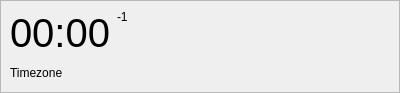
This is application/worldclock/worldclockwidget.ui in theCheeseboard/the24 as Qt 5 draws it before an edit. The edited form follows.
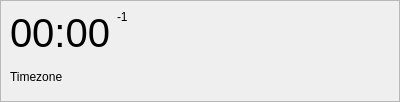
This is the edited form. Custom widgets are drawn as their Qt base class.

```diff
--- a/application/worldclock/worldclockwidget.ui
+++ b/application/worldclock/worldclockwidget.ui
@@ -7,7 +7,7 @@
     <x>0</x>
     <y>0</y>
     <width>400</width>
-    <height>93</height>
+    <height>102</height>
    </rect>
   </property>
   <property name="windowTitle">
@@ -57,7 +57,7 @@
           <item>
            <widget class="QLabel" name="dayDifferenceLabel">
             <property name="sizePolicy">
-             <sizepolicy hsizetype="Expanding" vsizetype="Preferred">
+             <sizepolicy hsizetype="Preferred" vsizetype="Preferred">
               <horstretch>0</horstretch>
               <verstretch>0</verstretch>
              </sizepolicy>
```
Left out of the diff: 13 changed lines with no effect on the pictures.
